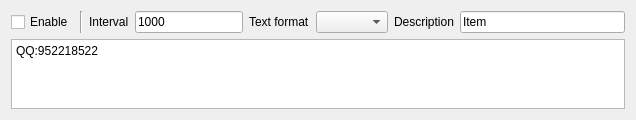
The window that src/pages/page/other/timingsent/SAKOtherTimingSentItem.ui (x-tools-author/x-tools) describes before a commit, drawn with Qt 5.
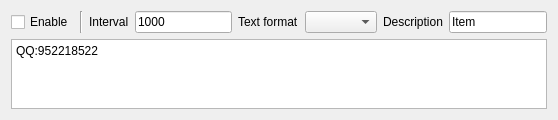
The same window after the commit.

The edit to the form file:
```diff
--- a/src/pages/page/other/timingsent/SAKOtherTimingSentItem.ui
+++ b/src/pages/page/other/timingsent/SAKOtherTimingSentItem.ui
@@ -6,7 +6,7 @@
    <rect>
     <x>0</x>
     <y>0</y>
-    <width>636</width>
+    <width>558</width>
     <height>114</height>
    </rect>
   </property>
```
